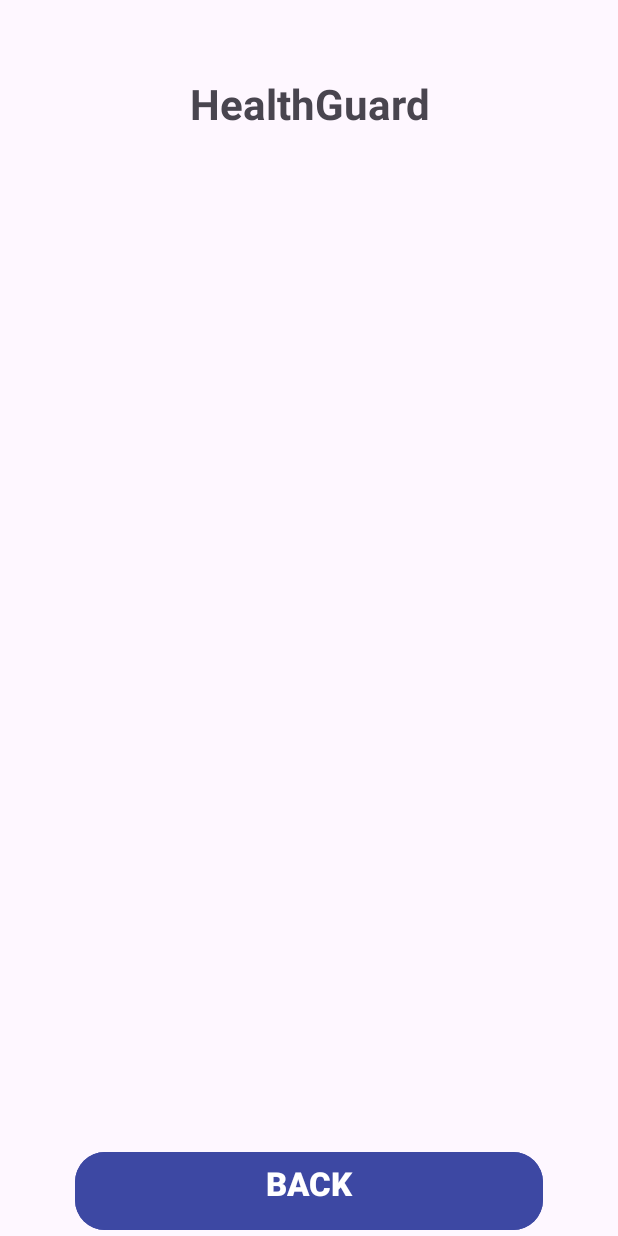
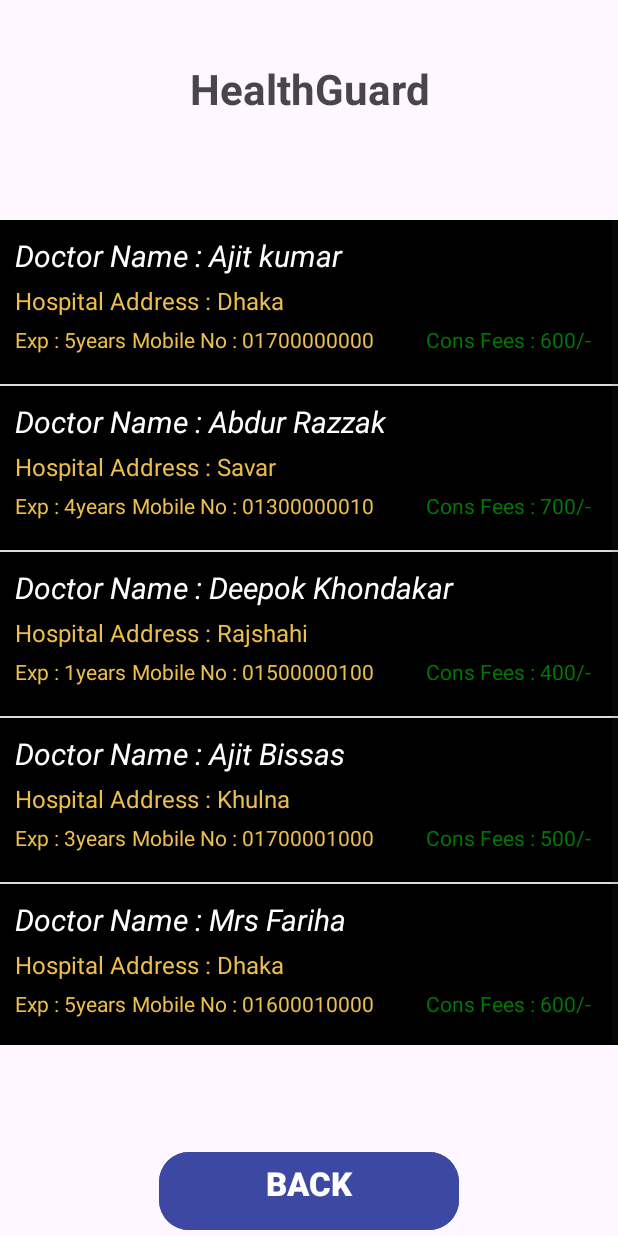
Before and after one commit to LatifulBariPappu/Health_Guard_finalYearProject, an Android app: the DoctorDetailActivity screen opened directly, with no data from a screen before it, on a phone screen of 412 x 824 dp. Run offline under Robolectric (Android 15) with nearby library versions, the phone set to English and light mode, and no system bars; 4 statements that could not run were skipped.

Commit message:
working day 8

```diff
--- a/app/src/main/AndroidManifest.xml
+++ b/app/src/main/AndroidManifest.xml
@@ -15,6 +15,9 @@
         android:supportsRtl="true"
         android:theme="@style/Theme.HealthGuard"
         tools:targetApi="31">
+        <activity
+            android:name=".activity.BookAppoinmentActivity"
+            android:exported="false" />
         <activity
             android:name=".activity.DoctorDetailActivity"
             android:exported="false" />
--- /dev/null
+++ b/app/src/main/java/com/example/healthguard/activity/BookAppoinmentActivity.java
@@ -0,0 +1,26 @@
+package com.example.healthguard.activity;
+
+import android.os.Bundle;
+
+import androidx.activity.EdgeToEdge;
+import androidx.appcompat.app.AppCompatActivity;
+import androidx.core.graphics.Insets;
+import androidx.core.view.ViewCompat;
+import androidx.core.view.WindowInsetsCompat;
+
+import com.example.healthguard.R;
+
+public class BookAppoinmentActivity extends AppCompatActivity {
+
+    @Override
+    protected void onCreate(Bundle savedInstanceState) {
+        super.onCreate(savedInstanceState);
+        EdgeToEdge.enable(this);
+        setContentView(R.layout.activity_book_appoinment);
+        ViewCompat.setOnApplyWindowInsetsListener(findViewById(R.id.main), (v, insets) -> {
+            Insets systemBars = insets.getInsets(WindowInsetsCompat.Type.systemBars());
+            v.setPadding(systemBars.left, systemBars.top, systemBars.right, systemBars.bottom);
+            return insets;
+        });
+    }
+}
--- a/app/src/main/java/com/example/healthguard/activity/DoctorDetailActivity.java
+++ b/app/src/main/java/com/example/healthguard/activity/DoctorDetailActivity.java
@@ -4,6 +4,8 @@ import android.content.Intent;
 import android.os.Bundle;
 import android.view.View;
 import android.widget.Button;
+import android.widget.ListView;
+import android.widget.SimpleAdapter;
 import android.widget.TextView;
 
 import androidx.activity.EdgeToEdge;
@@ -11,9 +13,56 @@ import androidx.appcompat.app.AppCompatActivity;
 
 import com.example.healthguard.R;
 
+import java.util.ArrayList;
+import java.util.HashMap;
+
 public class DoctorDetailActivity extends AppCompatActivity {
+    private String[][] doctor_details1=
+            {
+                    {"Doctor Name : Ajit kumar","Hospital Address : Dhaka","Exp : 5years","Mobile No : 01700000000","600"},
+                    {"Doctor Name : Abdur Razzak","Hospital Address : Savar","Exp : 4years","Mobile No : 01300000010","700"},
+                    {"Doctor Name : Deepok Khondakar","Hospital Address : Rajshahi","Exp : 1years","Mobile No : 01500000100","400"},
+                    {"Doctor Name : Ajit Bissas","Hospital Address : Khulna","Exp : 3years","Mobile No : 01700001000","500"},
+                    {"Doctor Name : Mrs Fariha","Hospital Address : Dhaka","Exp : 5years","Mobile No : 01600010000","600"}
+            };
+    private String[][] doctor_details2=
+            {
+                    {"Doctor Name : Ajit kumar","Hospital Address : Dhaka","Exp : 5years","Mobile No : 01700000000","600"},
+                    {"Doctor Name : Abdur Razzak","Hospital Address : Savar","Exp : 4years","Mobile No : 01300000010","700"},
+                    {"Doctor Name : Deepok Khondakar","Hospital Address : Rajshahi","Exp : 1years","Mobile No : 01500000100","400"},
+                    {"Doctor Name : Ajit Bissas","Hospital Address : Khulna","Exp : 3years","Mobile No : 01700001000","500"},
+                    {"Doctor Name : Mrs Fariha","Hospital Address : Dhaka","Exp : 5years","Mobile No : 01600010000","600"}
+            };
+    private String[][] doctor_details3=
+            {
+                    {"Doctor Name : Ajit kumar","Hospital Address : Dhaka","Exp : 5years","Mobile No : 01700000000","600"},
+                    {"Doctor Name : Abdur Razzak","Hospital Address : Savar","Exp : 4years","Mobile No : 01300000010","700"},
+                    {"Doctor Name : Deepok Khondakar","Hospital Address : Rajshahi","Exp : 1years","Mobile No : 01500000100","400"},
+                    {"Doctor Name : Ajit Bissas","Hospital Address : Khulna","Exp : 3years","Mobile No : 01700001000","500"},
+                    {"Doctor Name : Mrs Fariha","Hospital Address : Dhaka","Exp : 5years","Mobile No : 01600010000","600"}
+            };
+    private String[][] doctor_details4=
+            {
+                    {"Doctor Name : Ajit kumar","Hospital Address : Dhaka","Exp : 5years","Mobile No : 01700000000","600"},
+                    {"Doctor Name : Abdur Razzak","Hospital Address : Savar","Exp : 4years","Mobile No : 01300000010","700"},
+                    {"Doctor Name : Deepok Khondakar","Hospital Address : Rajshahi","Exp : 1years","Mobile No : 01500000100","400"},
+                    {"Doctor Name : Ajit Bissas","Hospital Address : Khulna","Exp : 3years","Mobile No : 01700001000","500"},
+                    {"Doctor Name : Mrs Fariha","Hospital Address : Dhaka","Exp : 5years","Mobile No : 01600010000","600"}
+            };
+    private String[][] doctor_details5=
+            {
+                    {"Doctor Name : Ajit kumar","Hospital Address : Dhaka","Exp : 5years","Mobile No : 01700000000","600"},
+                    {"Doctor Name : Abdur Razzak","Hospital Address : Savar","Exp : 4years","Mobile No : 01300000010","700"},
+                    {"Doctor Name : Deepok Khondakar","Hospital Address : Rajshahi","Exp : 1years","Mobile No : 01500000100","400"},
+                    {"Doctor Name : Ajit Bissas","Hospital Address : Khulna","Exp : 3years","Mobile No : 01700001000","500"},
+                    {"Doctor Name : Mrs Fariha","Hospital Address : Dhaka","Exp : 5years","Mobile No : 01600010000","600"}
+            };
     TextView tv;
     Button btn;
+    String[][] doctor_details={};
+    HashMap<String,String> item;
+    ArrayList list;
+    SimpleAdapter sa;
     @Override
     protected void onCreate(Bundle savedInstanceState) {
         super.onCreate(savedInstanceState);
@@ -27,14 +76,42 @@ public class DoctorDetailActivity extends AppCompatActivity {
         String title=it.getStringExtra("title");
         tv.setText(title);
 
+        if(title.compareTo("Top Family Physicians")==0)
+            doctor_details=doctor_details1;
+        else
+        if(title.compareTo("Top Dietitians")==0)
+            doctor_details=doctor_details2;
+        else
+        if(title.compareTo("Top Dentists")==0)
+            doctor_details=doctor_details3;
+        else
+        if(title.compareTo("Top Surgeons")==0)
+            doctor_details=doctor_details4;
+        else
+            doctor_details=doctor_details5;
+
         btn.setOnClickListener(new View.OnClickListener() {
             @Override
             public void onClick(View view) {
                 startActivity(new Intent(DoctorDetailActivity.this,FindDoctorActivity.class));
             }
         });
+        list=new ArrayList();
+        for(int i=0;i<doctor_details.length;i++){
+            item=new HashMap<String,String>();
+            item.put("line1",doctor_details[i][0]);
+            item.put("line2",doctor_details[i][1]);
+            item.put("line3",doctor_details[i][2]);
+            item.put("line4",doctor_details[i][3]);
+            item.put("line5","Cons Fees : "+doctor_details[i][4]+"/-");
+            list.add(item);
+        }
+        sa=new SimpleAdapter(this,list,
+                R.layout.multi_lines,
+                new String[]{"line1","line2","line3","line4","line5"},
+                new int[]{R.id.line_a,R.id.line_b,R.id.line_c,R.id.line_d,R.id.line_e});
 
-
-
+        ListView listView=findViewById(R.id.listViewDD);
+        listView.setAdapter(sa);
     }
 }
--- a/app/src/main/java/com/example/healthguard/activity/LoginActivity.java
+++ b/app/src/main/java/com/example/healthguard/activity/LoginActivity.java
@@ -48,7 +48,7 @@ public class LoginActivity extends AppCompatActivity {
                         SharedPreferences.Editor editor=sharedPreferences.edit();
                         //to save our data with key and value
                         editor.apply();
-                        startActivity(new Intent(LoginActivity.this, SentOTPActivity.class));
+                        startActivity(new Intent(LoginActivity.this, MainActivity.class));
 
                     }else {
                         Toast.makeText(getApplicationContext(),"Invalid username and password",Toast.LENGTH_SHORT).show();
--- /dev/null
+++ b/app/src/main/res/layout/activity_book_appoinment.xml
@@ -0,0 +1,10 @@
+<?xml version="1.0" encoding="utf-8"?>
+<androidx.constraintlayout.widget.ConstraintLayout xmlns:android="http://schemas.android.com/apk/res/android"
+    xmlns:app="http://schemas.android.com/apk/res-auto"
+    xmlns:tools="http://schemas.android.com/tools"
+    android:id="@+id/main"
+    android:layout_width="match_parent"
+    android:layout_height="match_parent"
+    tools:context=".activity.BookAppoinmentActivity">
+
+</androidx.constraintlayout.widget.ConstraintLayout>
--- a/app/src/main/res/layout/activity_doctor_detail.xml
+++ b/app/src/main/res/layout/activity_doctor_detail.xml
@@ -10,7 +10,7 @@
         android:id="@+id/textViewDDName"
         android:layout_width="wrap_content"
         android:layout_height="wrap_content"
-        android:layout_marginTop="50dp"
+        android:layout_marginTop="40dp"
         android:text="HealthGuard"
         android:gravity="center"
         android:textSize="28sp"
@@ -25,7 +25,7 @@
         android:layout_height="wrap_content"
         android:text="Default text"
         android:textStyle="bold"
-        android:layout_marginTop="10dp"
+        android:layout_marginTop="5dp"
         android:textSize="24sp"
         app:layout_constraintEnd_toEndOf="parent"
         app:layout_constraintStart_toStartOf="parent"
@@ -33,18 +33,18 @@
 
     <ListView
         android:id="@+id/listViewDD"
-        android:layout_width="wrap_content"
-        android:layout_height="500dp"
-        android:layout_margin="10dp"
-        app:layout_constraintBottom_toBottomOf="parent"
+        android:layout_width="match_parent"
+        android:layout_height="550dp"
+        app:layout_constraintBottom_toTopOf="@+id/buttonDDBack"
         app:layout_constraintEnd_toEndOf="parent"
+        app:layout_constraintHorizontal_bias="0.0"
         app:layout_constraintStart_toStartOf="parent"
         app:layout_constraintTop_toBottomOf="@+id/textViewDDTitle"
-        />
+        app:layout_constraintVertical_bias="0.31" />
 
     <Button
         android:id="@+id/buttonDDBack"
-        android:layout_width="match_parent"
+        android:layout_width="200dp"
         android:layout_height="60dp"
         android:backgroundTint="@color/lavender"
         android:layout_marginRight="50dp"
--- /dev/null
+++ b/app/src/main/res/layout/multi_lines.xml
@@ -0,0 +1,55 @@
+<?xml version="1.0" encoding="utf-8"?>
+<LinearLayout xmlns:android="http://schemas.android.com/apk/res/android"
+    android:orientation="vertical"
+    android:layout_width="match_parent"
+    android:padding="10dp"
+    android:background="@color/black"
+    android:layout_height="match_parent">
+    <TextView
+        android:layout_width="match_parent"
+        android:layout_height="wrap_content"
+        android:id="@+id/line_a"
+        android:text="Text view"
+        android:textColor="@color/white"
+        android:textSize="20sp"
+        android:textStyle="italic"/>
+    <TextView
+        android:layout_width="match_parent"
+        android:layout_height="wrap_content"
+        android:id="@+id/line_b"
+        android:layout_marginTop="5dp"
+        android:text="Text view"
+        android:textColor="#ECBE4B"
+        android:textSize="16sp"/>
+    <LinearLayout
+        android:layout_width="fill_parent"
+        android:layout_height="wrap_content"
+        android:orientation="horizontal"
+        android:layout_marginTop="5dp"
+        android:layout_marginBottom="10dp"
+        android:weightSum="1">
+        <TextView
+            android:layout_width="0dp"
+            android:layout_weight="0.2"
+            android:layout_height="wrap_content"
+            android:id="@+id/line_c"
+            android:textColor="#ECBE4B"
+            android:text="Textview"/>
+        <TextView
+            android:layout_width="0dp"
+            android:layout_weight="0.5"
+            android:layout_height="wrap_content"
+            android:id="@+id/line_d"
+            android:textColor="#ECBE4B"
+            android:text="Textview"/>
+        <TextView
+            android:layout_width="0dp"
+            android:layout_weight="0.3"
+            android:layout_height="wrap_content"
+            android:id="@+id/line_e"
+            android:textColor="#007806"
+            android:text="TextView"/>
+    </LinearLayout>
+
+
+</LinearLayout>
```
